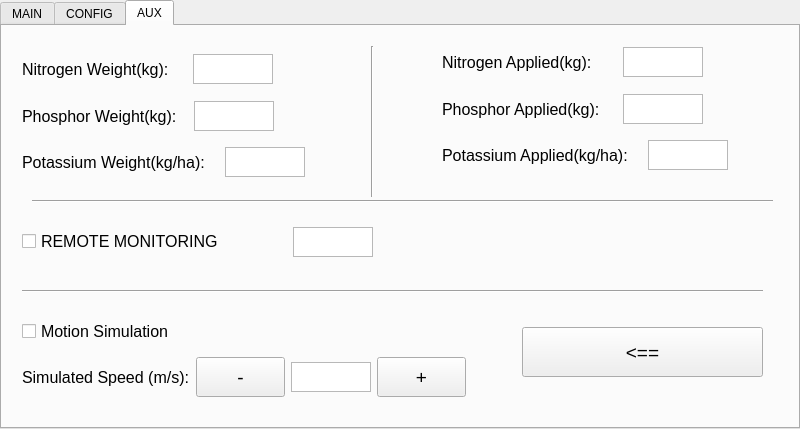
Qt form SourceCode/seeder_ui_v02.ui (LabDig/SemeaPy5) before a commit.
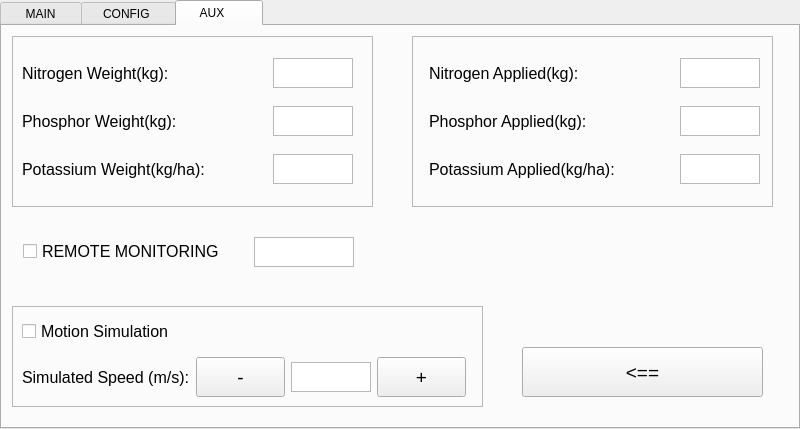
The same form after that commit. The open tabs and pages were chosen to show the change. Icons and pictures are not drawn.

Commit message: Versao Base

Diff of the .ui file:
```diff
--- a/SourceCode/seeder_ui_v02.ui
+++ b/SourceCode/seeder_ui_v02.ui
@@ -22,7 +22,7 @@
   </property>
   <widget class="QWidget" name="main">
    <attribute name="title">
-    <string>MAIN</string>
+    <string>    MAIN    </string>
    </attribute>
    <widget class="QComboBox" name="vel_3">
     <property name="geometry">
@@ -444,7 +444,7 @@
   </widget>
   <widget class="QWidget" name="config">
    <attribute name="title">
-    <string>CONFIG</string>
+    <string>   CONFIG    </string>
    </attribute>
    <widget class="QWidget" name="layoutWidget">
     <property name="geometry">
@@ -1409,273 +1409,13 @@
   </widget>
   <widget class="QWidget" name="aux">
    <attribute name="title">
-    <string>AUX</string>
+    <string>    AUX        </string>
    </attribute>
-   <widget class="QWidget" name="layoutWidget_2">
-    <property name="geometry">
-     <rect>
-      <x>20</x>
-      <y>74</y>
-      <width>252</width>
-      <height>32</height>
-     </rect>
-    </property>
-    <layout class="QHBoxLayout" name="horizontalLayout_10">
-     <item>
-      <widget class="QLabel" name="label_33">
-       <property name="font">
-        <font>
-         <pointsize>12</pointsize>
-        </font>
-       </property>
-       <property name="text">
-        <string>Phosphor Weight(kg):</string>
-       </property>
-      </widget>
-     </item>
-     <item>
-      <widget class="QPlainTextEdit" name="ql_p_wgt">
-       <property name="maximumSize">
-        <size>
-         <width>80</width>
-         <height>30</height>
-        </size>
-       </property>
-       <property name="font">
-        <font>
-         <pointsize>10</pointsize>
-        </font>
-       </property>
-      </widget>
-     </item>
-    </layout>
-   </widget>
-   <widget class="QWidget" name="layoutWidget_5">
-    <property name="geometry">
-     <rect>
-      <x>20</x>
-      <y>120</y>
-      <width>283</width>
-      <height>32</height>
-     </rect>
-    </property>
-    <layout class="QHBoxLayout" name="horizontalLayout_18">
-     <item>
-      <widget class="QLabel" name="label_35">
-       <property name="font">
-        <font>
-         <pointsize>12</pointsize>
-        </font>
-       </property>
-       <property name="text">
-        <string>Potassium Weight(kg/ha):</string>
-       </property>
-      </widget>
-     </item>
-     <item>
-      <widget class="QPlainTextEdit" name="ql_k_wgt">
-       <property name="maximumSize">
-        <size>
-         <width>80</width>
-         <height>30</height>
-        </size>
-       </property>
-       <property name="font">
-        <font>
-         <pointsize>10</pointsize>
-        </font>
-       </property>
-      </widget>
-     </item>
-    </layout>
-   </widget>
-   <widget class="QWidget" name="layoutWidget_11">
-    <property name="geometry">
-     <rect>
-      <x>20</x>
-      <y>27</y>
-      <width>251</width>
-      <height>32</height>
-     </rect>
-    </property>
-    <layout class="QHBoxLayout" name="horizontalLayout_24">
-     <item>
-      <widget class="QLabel" name="label_43">
-       <property name="font">
-        <font>
-         <pointsize>12</pointsize>
-        </font>
-       </property>
-       <property name="text">
-        <string>Nitrogen Weight(kg):</string>
-       </property>
-      </widget>
-     </item>
-     <item>
-      <widget class="QPlainTextEdit" name="ql_n_wgt">
-       <property name="maximumSize">
-        <size>
-         <width>80</width>
-         <height>30</height>
-        </size>
-       </property>
-       <property name="font">
-        <font>
-         <pointsize>10</pointsize>
-        </font>
-       </property>
-      </widget>
-     </item>
-    </layout>
-   </widget>
-   <widget class="QWidget" name="layoutWidget_6">
-    <property name="geometry">
-     <rect>
-      <x>440</x>
-      <y>113</y>
-      <width>286</width>
-      <height>32</height>
-     </rect>
-    </property>
-    <layout class="QHBoxLayout" name="horizontalLayout_19">
-     <item>
-      <widget class="QLabel" name="label_37">
-       <property name="font">
-        <font>
-         <pointsize>12</pointsize>
-        </font>
-       </property>
-       <property name="text">
-        <string>Potassium Applied(kg/ha):</string>
-       </property>
-      </widget>
-     </item>
-     <item>
-      <widget class="QPlainTextEdit" name="ql_k_apl">
-       <property name="maximumSize">
-        <size>
-         <width>80</width>
-         <height>30</height>
-        </size>
-       </property>
-       <property name="font">
-        <font>
-         <pointsize>10</pointsize>
-        </font>
-       </property>
-      </widget>
-     </item>
-    </layout>
-   </widget>
-   <widget class="QWidget" name="layoutWidget_7">
-    <property name="geometry">
-     <rect>
-      <x>440</x>
-      <y>67</y>
-      <width>261</width>
-      <height>32</height>
-     </rect>
-    </property>
-    <layout class="QHBoxLayout" name="horizontalLayout_20">
-     <item>
-      <widget class="QLabel" name="label_41">
-       <property name="font">
-        <font>
-         <pointsize>12</pointsize>
-        </font>
-       </property>
-       <property name="text">
-        <string>Phosphor Applied(kg):</string>
-       </property>
-      </widget>
-     </item>
-     <item>
-      <widget class="QPlainTextEdit" name="ql_p_apl">
-       <property name="maximumSize">
-        <size>
-         <width>80</width>
-         <height>30</height>
-        </size>
-       </property>
-       <property name="font">
-        <font>
-         <pointsize>10</pointsize>
-        </font>
-       </property>
-      </widget>
-     </item>
-    </layout>
-   </widget>
-   <widget class="QWidget" name="layoutWidget_12">
-    <property name="geometry">
-     <rect>
-      <x>440</x>
-      <y>20</y>
-      <width>261</width>
-      <height>32</height>
-     </rect>
-    </property>
-    <layout class="QHBoxLayout" name="horizontalLayout_25">
-     <item>
-      <widget class="QLabel" name="label_44">
-       <property name="font">
-        <font>
-         <pointsize>12</pointsize>
-        </font>
-       </property>
-       <property name="text">
-        <string>Nitrogen Applied(kg):</string>
-       </property>
-      </widget>
-     </item>
-     <item>
-      <widget class="QPlainTextEdit" name="ql_n_apl">
-       <property name="maximumSize">
-        <size>
-         <width>80</width>
-         <height>30</height>
-        </size>
-       </property>
-       <property name="font">
-        <font>
-         <pointsize>10</pointsize>
-        </font>
-       </property>
-      </widget>
-     </item>
-    </layout>
-   </widget>
-   <widget class="Line" name="line_6">
-    <property name="geometry">
-     <rect>
-      <x>30</x>
-      <y>160</y>
-      <width>741</width>
-      <height>31</height>
-     </rect>
-    </property>
-    <property name="orientation">
-     <enum>Qt::Horizontal</enum>
-    </property>
-   </widget>
-   <widget class="Line" name="line_7">
-    <property name="geometry">
-     <rect>
-      <x>360</x>
-      <y>20</y>
-      <width>21</width>
-      <height>151</height>
-     </rect>
-    </property>
-    <property name="orientation">
-     <enum>Qt::Vertical</enum>
-    </property>
-   </widget>
    <widget class="QWidget" name="layoutWidget_8">
     <property name="geometry">
      <rect>
       <x>520</x>
-      <y>300</y>
+      <y>320</y>
       <width>241</width>
       <height>52</height>
      </rect>
@@ -1821,25 +1561,286 @@
      </item>
     </layout>
    </widget>
-   <widget class="Line" name="line_8">
+   <widget class="QWidget" name="layoutWidget">
     <property name="geometry">
      <rect>
       <x>20</x>
-      <y>250</y>
-      <width>741</width>
-      <height>31</height>
+      <y>20</y>
+      <width>331</width>
+      <height>151</height>
      </rect>
     </property>
-    <property name="orientation">
-     <enum>Qt::Horizontal</enum>
-    </property>
-   </widget>
+    <layout class="QVBoxLayout" name="verticalLayout">
+     <item>
+      <layout class="QHBoxLayout" name="horizontalLayout_24">
+       <item>
+        <widget class="QLabel" name="label_43">
+         <property name="font">
+          <font>
+           <pointsize>12</pointsize>
+          </font>
+         </property>
+         <property name="text">
+          <string>Nitrogen Weight(kg):</string>
+         </property>
+        </widget>
+       </item>
+       <item>
+        <widget class="QPlainTextEdit" name="ql_n_wgt">
+         <property name="maximumSize">
+          <size>
+           <width>80</width>
+           <height>30</height>
+          </size>
+         </property>
+         <property name="font">
+          <font>
+           <pointsize>10</pointsize>
+          </font>
+         </property>
+        </widget>
+       </item>
+      </layout>
+     </item>
+     <item>
+      <layout class="QHBoxLayout" name="horizontalLayout_10">
+       <item>
+        <widget class="QLabel" name="label_33">
+         <property name="font">
+          <font>
+           <pointsize>12</pointsize>
+          </font>
+         </property>
+         <property name="text">
+          <string>Phosphor Weight(kg):</string>
+         </property>
+        </widget>
+       </item>
+       <item>
+        <widget class="QPlainTextEdit" name="ql_p_wgt">
+         <property name="maximumSize">
+          <size>
+           <width>80</width>
+           <height>30</height>
+          </size>
+         </property>
+         <property name="font">
+          <font>
+           <pointsize>10</pointsize>
+          </font>
+         </property>
+        </widget>
+       </item>
+      </layout>
+     </item>
+     <item>
+      <layout class="QHBoxLayout" name="horizontalLayout_18">
+       <item>
+        <widget class="QLabel" name="label_35">
+         <property name="font">
+          <font>
+           <pointsize>12</pointsize>
+          </font>
+         </property>
+         <property name="text">
+          <string>Potassium Weight(kg/ha):</string>
+         </property>
+        </widget>
+       </item>
+       <item>
+        <widget class="QPlainTextEdit" name="ql_k_wgt">
+         <property name="maximumSize">
+          <size>
+           <width>80</width>
+           <height>30</height>
+          </size>
+         </property>
+         <property name="font">
+          <font>
+           <pointsize>10</pointsize>
+          </font>
+         </property>
+        </widget>
+       </item>
+      </layout>
+     </item>
+    </layout>
+   </widget>
    <widget class="QWidget" name="layoutWidget">
     <property name="geometry">
      <rect>
-      <x>20</x>
-      <y>200</y>
-      <width>351</width>
+      <x>427</x>
+      <y>20</y>
+      <width>331</width>
+      <height>151</height>
+     </rect>
+    </property>
+    <layout class="QVBoxLayout" name="verticalLayout_2">
+     <item>
+      <layout class="QHBoxLayout" name="horizontalLayout_25">
+       <item>
+        <widget class="QLabel" name="label_44">
+         <property name="font">
+          <font>
+           <pointsize>12</pointsize>
+          </font>
+         </property>
+         <property name="text">
+          <string>Nitrogen Applied(kg):</string>
+         </property>
+        </widget>
+       </item>
+       <item>
+        <widget class="QPlainTextEdit" name="ql_n_apl">
+         <property name="maximumSize">
+          <size>
+           <width>80</width>
+           <height>30</height>
+          </size>
+         </property>
+         <property name="font">
+          <font>
+           <pointsize>10</pointsize>
+          </font>
+         </property>
+        </widget>
+       </item>
+      </layout>
+     </item>
+     <item>
+      <layout class="QHBoxLayout" name="horizontalLayout_20">
+       <item>
+        <widget class="QLabel" name="label_41">
+         <property name="font">
+          <font>
+           <pointsize>12</pointsize>
+          </font>
+         </property>
+         <property name="text">
+          <string>Phosphor Applied(kg):</string>
+         </property>
+        </widget>
+       </item>
+       <item>
+        <widget class="QPlainTextEdit" name="ql_p_apl">
+         <property name="maximumSize">
+          <size>
+           <width>80</width>
+           <height>30</height>
+          </size>
+         </property>
+         <property name="font">
+          <font>
+           <pointsize>10</pointsize>
+          </font>
+         </property>
+        </widget>
+       </item>
+      </layout>
+     </item>
+     <item>
+      <layout class="QHBoxLayout" name="horizontalLayout_19">
+       <item>
+        <widget class="QLabel" name="label_37">
+         <property name="font">
+          <font>
+           <pointsize>12</pointsize>
+          </font>
+         </property>
+         <property name="text">
+          <string>Potassium Applied(kg/ha):</string>
+         </property>
+        </widget>
+       </item>
+       <item>
+        <widget class="QPlainTextEdit" name="ql_k_apl">
+         <property name="maximumSize">
+          <size>
+           <width>80</width>
+           <height>30</height>
+          </size>
+         </property>
+         <property name="font">
+          <font>
+           <pointsize>10</pointsize>
+          </font>
+         </property>
+        </widget>
+       </item>
+      </layout>
+     </item>
+    </layout>
+   </widget>
+   <widget class="QFrame" name="frame">
+    <property name="geometry">
+     <rect>
+      <x>10</x>
+      <y>10</y>
+      <width>361</width>
+      <height>171</height>
+     </rect>
+    </property>
+    <property name="frameShape">
+     <enum>QFrame::StyledPanel</enum>
+    </property>
+    <property name="frameShadow">
+     <enum>QFrame::Raised</enum>
+    </property>
+    <widget class="QFrame" name="frame_2">
+     <property name="geometry">
+      <rect>
+       <x>0</x>
+       <y>0</y>
+       <width>361</width>
+       <height>171</height>
+      </rect>
+     </property>
+     <property name="frameShape">
+      <enum>QFrame::StyledPanel</enum>
+     </property>
+     <property name="frameShadow">
+      <enum>QFrame::Raised</enum>
+     </property>
+    </widget>
+   </widget>
+   <widget class="QFrame" name="frame_3">
+    <property name="geometry">
+     <rect>
+      <x>410</x>
+      <y>10</y>
+      <width>361</width>
+      <height>171</height>
+     </rect>
+    </property>
+    <property name="frameShape">
+     <enum>QFrame::StyledPanel</enum>
+    </property>
+    <property name="frameShadow">
+     <enum>QFrame::Raised</enum>
+    </property>
+   </widget>
+   <widget class="QFrame" name="frame_5">
+    <property name="geometry">
+     <rect>
+      <x>10</x>
+      <y>280</y>
+      <width>471</width>
+      <height>101</height>
+     </rect>
+    </property>
+    <property name="frameShape">
+     <enum>QFrame::StyledPanel</enum>
+    </property>
+    <property name="frameShadow">
+     <enum>QFrame::Raised</enum>
+    </property>
+   </widget>
+   <widget class="QWidget" name="layoutWidget">
+    <property name="geometry">
+     <rect>
+      <x>21</x>
+      <y>210</y>
+      <width>331</width>
       <height>32</height>
      </rect>
     </property>
@@ -1858,9 +1859,15 @@
      </item>
      <item>
       <widget class="QPlainTextEdit" name="ql_remote_status">
+       <property name="minimumSize">
+        <size>
+         <width>100</width>
+         <height>0</height>
+        </size>
+       </property>
        <property name="maximumSize">
         <size>
-         <width>80</width>
+         <width>100</width>
          <height>30</height>
         </size>
        </property>
```
Left out of the diff: 1397 changed lines with no effect on the pictures. Lines whose indentation alone changed are shown as unchanged. The commit also changes 2 other files.
